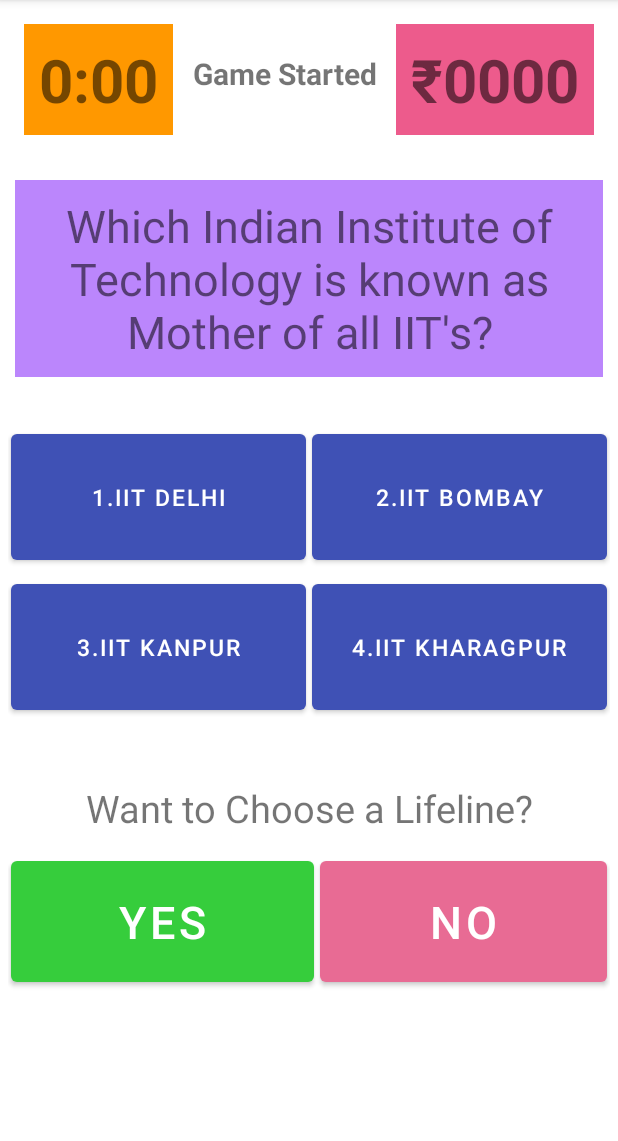
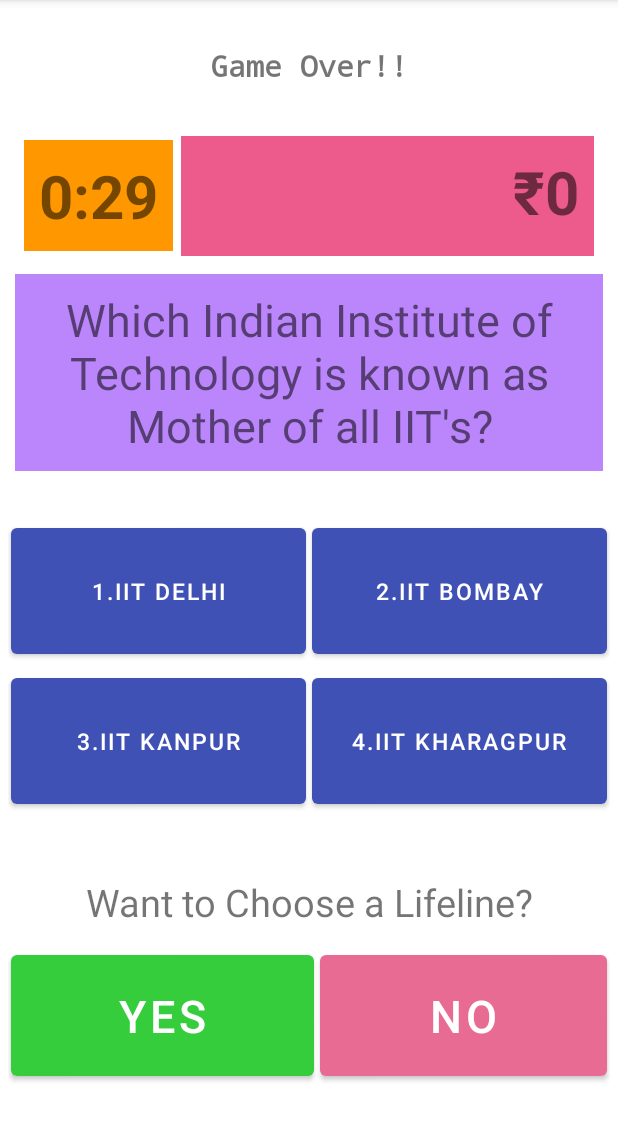
Before and after one commit to droidbg/Random_KBC_Quiz, an Android app: the screen it shows after launch (MainActivity), after a tap on "1.IIT DELHI", on a phone screen of 412 x 824 dp, the part 84-1225 px from its top. Run offline under Robolectric (Android 15) with nearby library versions, the phone set to English and light mode, and no system bars; 1 other tap on this screen came first.

Commit message:
Updated Timer Code

```diff
--- a/app/src/main/java/com/binni/randomquiz/MainActivity.java
+++ b/app/src/main/java/com/binni/randomquiz/MainActivity.java
@@ -46,7 +46,6 @@ public class MainActivity extends AppCompatActivity {
     protected void onCreate(Bundle savedInstanceState) {
         super.onCreate(savedInstanceState);
         setContentView(R.layout.activity_main);
-        questionTextView=findViewById(R.id.questionTextView);
         button0=findViewById(R.id.button0);
         button1=findViewById(R.id.button1);
         button2=findViewById(R.id.button2);
@@ -58,10 +57,11 @@ public class MainActivity extends AppCompatActivity {
         timerTextView=findViewById(R.id.timerTextView);
         scoreTextView=findViewById(R.id.scoreTextView);
         gamelabelTextView=findViewById(R.id.gamelabelTextView);
+        questionTextView=findViewById(R.id.questionTextView);
         lifelineYesNotextView=findViewById(R.id.lifelineYesNotextView);
         gameLayout.setVisibility(View.INVISIBLE);
         goButton.setVisibility(View.VISIBLE);
-        start(findViewById(R.id.goButton));
+//        start(findViewById(R.id.goButton));
 
 
     }
@@ -113,7 +113,7 @@ public class MainActivity extends AppCompatActivity {
         money=new long[]{1000,2000,3000,5000,10000,20000,40000,80000,160000,320000,640000,1250000,2500000,5000000,10000000};
 }
     public void questionGenerate(){
-    countDownTimer.cancel();
+
     randIndex= rand.nextInt(15);
     while(questions[randIndex].equals(" ")){
         randIndex= rand.nextInt(15);
@@ -137,12 +137,13 @@ public class MainActivity extends AppCompatActivity {
         countDownTimer=  new CountDownTimer(miliseconds,1000){
             @Override
             public void onTick(long millisUntilFinished) {
-                updateTimer((int)miliseconds/1000);
+                updateTimer((int)millisUntilFinished/1000);
+                timerTextView.setText("0:"+String.valueOf(millisUntilFinished/1000));
             }
 
             @Override
             public void onFinish() {
-                gamelabelTextView.setText("DONE!!");
+                finishGame();
             }
         }.start();
     }
@@ -151,6 +152,13 @@ public class MainActivity extends AppCompatActivity {
     public void updateTimer(int secondsleft){
         int minutes=secondsleft/60;
         int seconds=secondsleft%60;
+//      int seconds=secondsleft-(minutes*60);
+        String timerDisplay=String.valueOf(minutes) + ":" + String.valueOf(seconds);
+        if(seconds==0)
+        {
+            timerDisplay=timerDisplay+"0";
+        }
+        timerTextView.setText(timerDisplay);
     }
 
     public void start(View view)
@@ -165,16 +173,32 @@ public class MainActivity extends AppCompatActivity {
         int chosenIndex=Integer.parseInt(view.getTag().toString());
         if(answers[randIndex]==chosenIndex){
             Toast.makeText(this, "Correct Answer!!/n"+"Congratulations You have won "+RupeeSign+money[moneyIndex], Toast.LENGTH_SHORT).show();
-            scoreTextView.setText(RupeeSign+"0"+money[moneyIndex]);
+            scoreTextView.setText(RupeeSign+""+money[moneyIndex]);
             moneyIndex++;
+            cancelTimer();
             questionGenerate();
         }
         else{
             Toast.makeText(this, "Incorrect Answer!!/n You have Lost all your Money... ", Toast.LENGTH_SHORT).show();
-
+            finishGame();
         }
 
     }
+public void cancelTimer(){
+    if(moneyIndex<=7)
+        countDownTimer.cancel();
+}
+    private void finishGame() {
+
+        gamelabelTextView.setText("Game Over!!");
+        cancelTimer();
+        button0.setClickable(false);
+        button1.setClickable(false);
+        button2.setClickable(false);
+        button3.setClickable(false);
+
+    }
+
     public void lifelineYesNo(View view) {
        if(view.getTag().toString().equals("no")){
            Toast.makeText(this, "Okay Smarty!!", Toast.LENGTH_SHORT).show();
--- a/app/src/main/res/layout/activity_main.xml
+++ b/app/src/main/res/layout/activity_main.xml
@@ -30,19 +30,23 @@
         android:id="@+id/gameLayout"
         android:layout_width="match_parent"
         android:layout_height="match_parent">
+
         <TextView
             android:id="@+id/scoreTextView"
-            android:layout_width="wrap_content"
-            android:layout_height="wrap_content"
-            android:layout_marginTop="16dp"
+            android:layout_width="0dp"
+            android:layout_height="80dp"
+            android:layout_marginStart="5dp"
             android:layout_marginEnd="16dp"
             android:background="#ED5B8C"
             android:padding="10dp"
-            android:text="₹0000"
+            android:text="₹0"
+            android:gravity="end"
             android:textSize="40sp"
             android:textStyle="bold"
             app:layout_constraintEnd_toEndOf="parent"
-            app:layout_constraintTop_toTopOf="parent" />
+            app:layout_constraintStart_toEndOf="@+id/timerTextView"
+            app:layout_constraintBottom_toBottomOf="@+id/timerTextView"
+            app:layout_constraintTop_toTopOf="@+id/timerTextView" />
 
         <TextView
             android:id="@+id/timerTextView"
@@ -56,21 +60,23 @@
             android:textSize="40sp"
             android:textStyle="bold"
             app:layout_constraintStart_toStartOf="parent"
-            app:layout_constraintTop_toTopOf="parent" />
+            app:layout_constraintTop_toBottomOf="@id/gamelabelTextView" />
 
         <TextView
             android:id="@+id/gamelabelTextView"
-            android:layout_width="0dp"
+            android:layout_width="wrap_content"
             android:layout_height="wrap_content"
-            android:layout_marginTop="25dp"
             android:gravity="center"
-            android:padding="10dp"
+            android:fontFamily="monospace"
+            android:padding="20dp"
             android:text="Game Started"
+            android:layout_marginTop="10dp"
             android:textSize="20sp"
             android:textStyle="bold"
-            app:layout_constraintEnd_toStartOf="@id/scoreTextView"
-            app:layout_constraintStart_toEndOf="@id/timerTextView"
-            app:layout_constraintTop_toTopOf="parent" />
+            app:layout_constraintTop_toTopOf="parent"
+            app:layout_constraintEnd_toEndOf="parent"
+            app:layout_constraintStart_toStartOf="parent"
+            tools:layout_editor_absoluteY="108dp" />
 
         <LinearLayout
             android:id="@+id/buttonline0linearLayout"
@@ -155,7 +161,7 @@
             android:layout_width="0dp"
             android:layout_height="wrap_content"
             android:layout_marginStart="10dp"
-            android:layout_marginTop="30dp"
+            android:layout_marginTop="15dp"
             android:layout_marginEnd="10dp"
             android:background="@color/purple_200"
             android:fontFamily="sans-serif"
```
